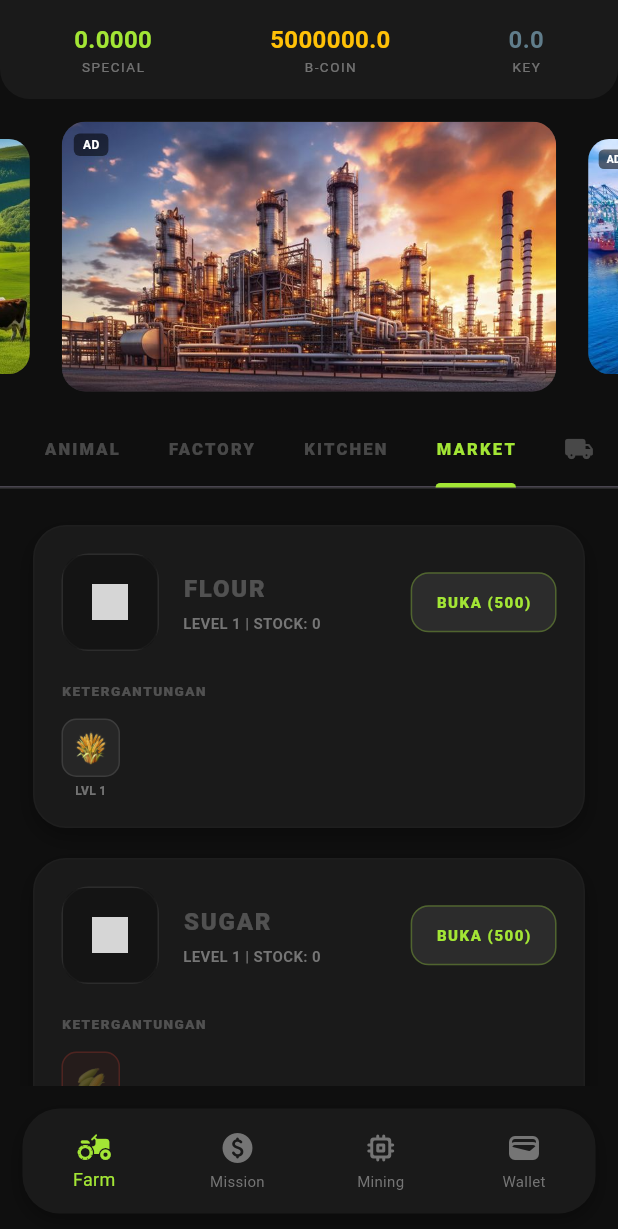
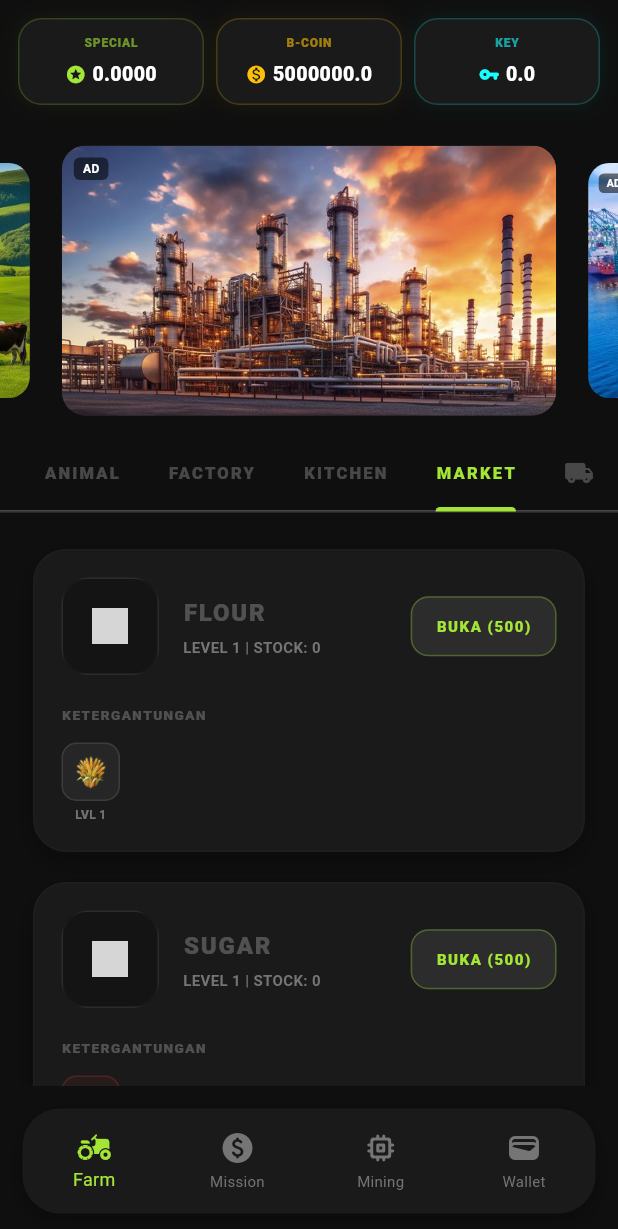
Before and after one commit to hanzic-in/p2e, a Flutter app: the screen it shows after launch, tab 5 chosen, on a phone screen of 412 x 824 dp. Shown: the top 1229 px of the screen. Run offline on Flutter 3.47's test engine with Material 3 defaults, Android fonts, the phone set to English and light mode, and no system bars; drawn by our look-alikes of carousel_slider; our stand-ins replace animated_flip_counter, google_fonts; grey boxes are pictures that could not be loaded.

Commit message:
Refactor TycoonHeader widget layout and styling

```diff
--- a/lib/features/dashboard/widgets/tycoon_header.dart
+++ b/lib/features/dashboard/widgets/tycoon_header.dart
@@ -16,28 +16,72 @@ class TycoonHeader extends StatelessWidget {
   @override
   Widget build(BuildContext context) {
     return Container(
-      padding: const EdgeInsets.symmetric(vertical: 15, horizontal: 10),
-      decoration: BoxDecoration(
-        color: AppColors.cardBg,
-        borderRadius: const BorderRadius.vertical(bottom: Radius.circular(20)),
+      padding: const EdgeInsets.symmetric(vertical: 12, horizontal: 8),
+      decoration: const BoxDecoration(
+        color: Colors.transparent,
       ),
       child: Row(
-        mainAxisAlignment: MainAxisAlignment.spaceAround,
+        mainAxisAlignment: MainAxisAlignment.spaceBetween,
         children: [
-          _buildCoinInfo("SPECIAL", special.toStringAsFixed(4), AppColors.primaryGreen),
-          _buildCoinInfo("B-COIN", bCoin.toStringAsFixed(1), Colors.amber),
-          _buildCoinInfo("KEY", keyCoin.toStringAsFixed(1), Colors.blueGrey),
+          _buildGlowCapsule(Icons.stars_rounded, special.toStringAsFixed(4), AppColors.primaryGreen, "SPECIAL"),
+          _buildGlowCapsule(Icons.monetization_on, bCoin.toStringAsFixed(1), Colors.amber, "B-COIN"),
+          _buildGlowCapsule(Icons.vpn_key_rounded, keyCoin.toStringAsFixed(1), Colors.cyanAccent, "KEY"),
         ],
       ),
     );
   }
 
-  Widget _buildCoinInfo(String label, String value, Color color) {
-    return Column(
-      children: [
-        Text(value, style: TextStyle(color: color, fontWeight: FontWeight.bold, fontSize: 16)),
-        Text(label, style: const TextStyle(color: Colors.white38, fontSize: 9, letterSpacing: 1)),
-      ],
+  Widget _buildGlowCapsule(IconData icon, String value, Color color, String label) {
+    return Expanded(
+      child: Container(
+        margin: const EdgeInsets.symmetric(horizontal: 4),
+        padding: const EdgeInsets.symmetric(vertical: 10),
+        decoration: BoxDecoration(
+          color: AppColors.cardBg,
+          borderRadius: BorderRadius.circular(16),
+          border: Border.all(color: color.withOpacity(0.2), width: 1),
+          boxShadow: [
+            BoxShadow(
+              color: color.withOpacity(0.05),
+              blurRadius: 10,
+              spreadRadius: 1,
+            ),
+          ],
+        ),
+        child: Column(
+          mainAxisSize: MainAxisSize.min,
+          children: [
+            Text(
+              label,
+              style: TextStyle(
+                color: color.withOpacity(0.6),
+                fontSize: 8,
+                fontWeight: FontWeight.w900,
+                letterSpacing: 0.5
+              )
+            ),
+            const SizedBox(height: 6),
+            Row(
+              mainAxisAlignment: MainAxisAlignment.center,
+              children: [
+                Icon(icon, color: color, size: 14),
+                const SizedBox(width: 4),
+                Flexible(
+                  child: Text(
+                    value,
+                    overflow: TextOverflow.ellipsis,
+                    style: const TextStyle(
+                      color: Colors.white,
+                      fontWeight: FontWeight.w900,
+                      fontSize: 13
+                    )
+                  ),
+                ),
+              ],
+            ),
+          ],
+        ),
+      ),
     );
   }
 }
```
